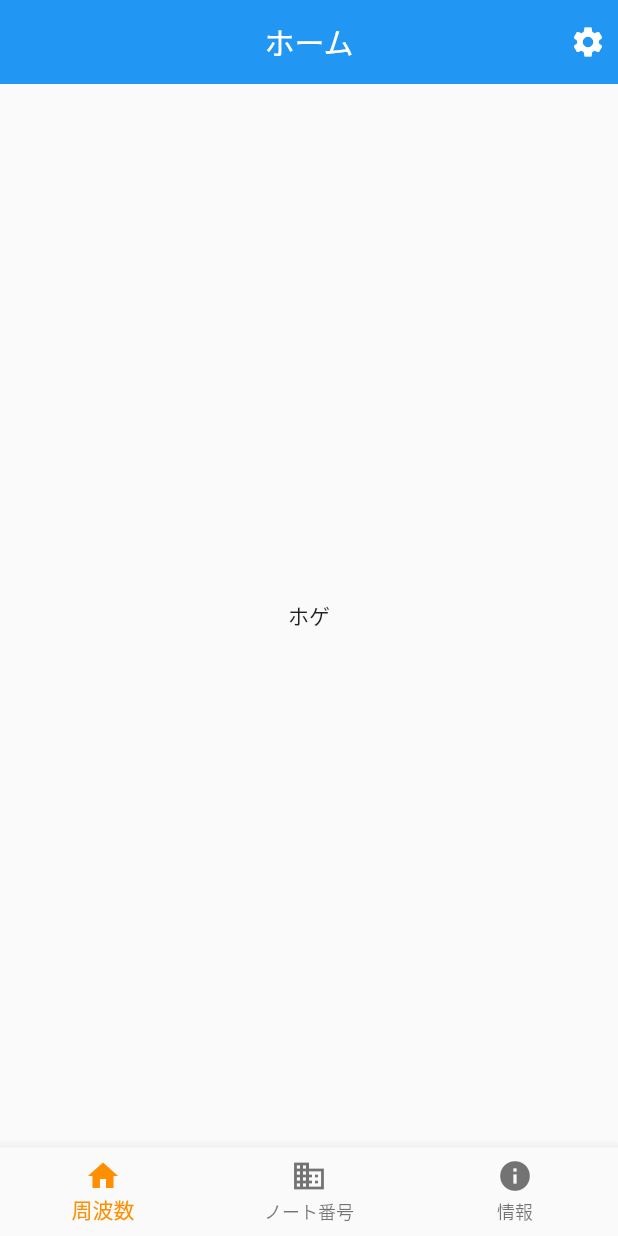
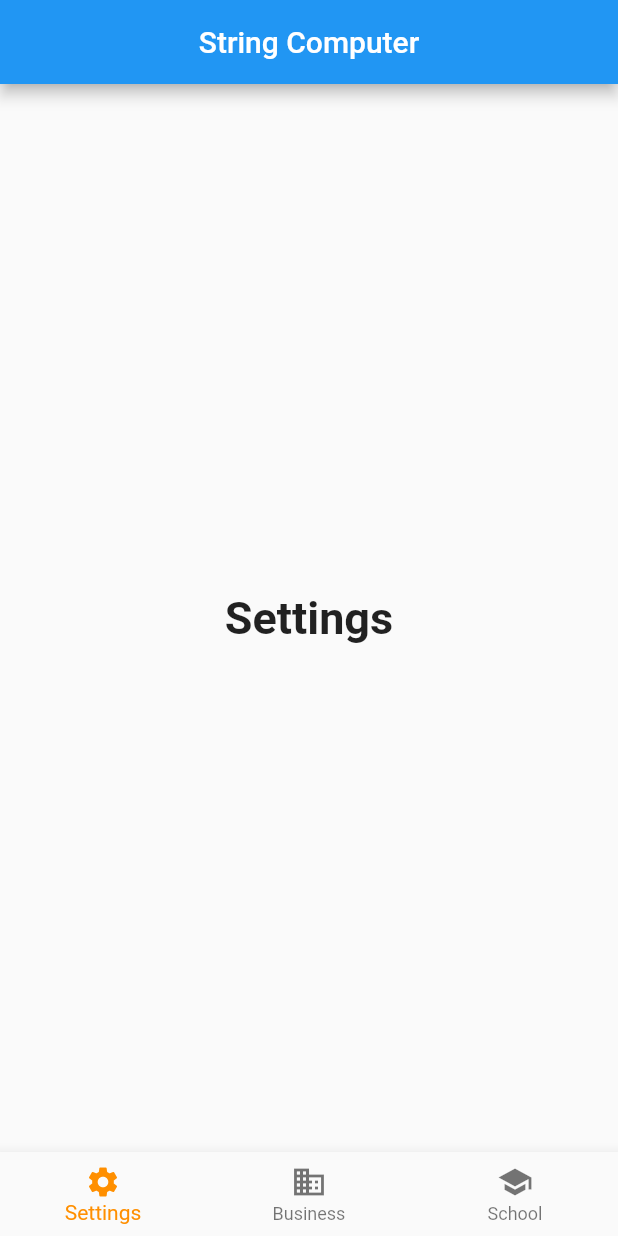
Before and after one commit to GRGSIBERIA/flutter-midi-note-app, a Flutter app: the screen it shows after launch, on a phone screen of 412 x 824 dp. Run offline on Flutter 3.47's test engine with Material 2 defaults, Android fonts, the phone set to English and light mode, and no system bars.

Commit message:
サンプルベースで実装し直す

```diff
--- a/midi_note_app/lib/header.dart
+++ /dev/null
@@ -1,21 +0,0 @@
-import 'package:flutter/material.dart';
-
-class Header extends StatelessWidget with PreferredSizeWidget
-{
-	@override
-	Size get preferredSize => Size.fromHeight(kToolbarHeight);
-
-	@override
-	Widget build(BuildContext context)
-	{
-		return AppBar(
-			actions: [
-				Padding(padding: const EdgeInsets.all(8.0),
-				child: Icon(Icons.settings))
-			],
-			title: Text("ホーム"),
-			centerTitle: true,
-			elevation: 0.0,
-		);
-	}
-}
--- a/midi_note_app/lib/main.dart
+++ b/midi_note_app/lib/main.dart
@@ -1,22 +1,17 @@
 import 'package:flutter/material.dart';
-import 'header.dart';
-import 'navigation.dart';
+import 'stateful.dart';
 
-void main() {
-	runApp(MyApp());
-}
+void main() => runApp(MyApp());
 
-class MyApp extends StatelessWidget
-{
+/// This Widget is the main application widget.
+class MyApp extends StatelessWidget {
+  static const String _title = 'String Computer';
+
   @override
   Widget build(BuildContext context) {
     return MaterialApp(
-			debugShowCheckedModeBanner: false,
-			home: Scaffold(
-				appBar: Header(),
-				body: Center(child: Text("ホゲ")),
-				bottomNavigationBar: Navigation(),
-			)
+      title: _title,
+      home: MyStatefulWidget(),
     );
   }
 }
--- a/midi_note_app/lib/navigation.dart
+++ /dev/null
@@ -1,58 +0,0 @@
-import 'package:flutter/material.dart';
-
-class Navigation extends StatefulWidget
-{
-  const Navigation();
-
-  @override
-  _Navigation createState() => _Navigation();
-}
-
-class _Navigation extends State
-{
-  int _selectedIndex = 0;
-  static const TextStyle optionStyle = TextStyle(fontSize: 30, fontWeight: FontWeight.bold);
-  static const List<Widget> _widgetOptions = <Widget>[
-    Text(
-      'Index 0: Home',
-      style: optionStyle,
-    ),
-    Text(
-      'Index 1: Business',
-      style: optionStyle,
-    ),
-    Text(
-      'Index 2: School',
-      style: optionStyle,
-    ),
-  ];
-
-  void _onItemTapped(int index) {
-    setState(() {
-      _selectedIndex = index;
-    });
-  }
-
-  @override
-  Widget build(BuildContext context) {
-    return BottomNavigationBar(
-      items: const <BottomNavigationBarItem>[
-        BottomNavigationBarItem(
-          icon: Icon(Icons.home),
-          title: Text('周波数'),
-        ),
-        BottomNavigationBarItem(
-          icon: Icon(Icons.business),
-          title: Text('ノート番号'),
-        ),
-        BottomNavigationBarItem(
-          icon: Icon(Icons.info),
-          title: Text('情報'),
-        ),
-      ],
-      currentIndex: _selectedIndex,
-      selectedItemColor: Colors.amber[800],
-      onTap: _onItemTapped,
-    );
-  }
-}
--- /dev/null
+++ b/midi_note_app/lib/stateful.dart
@@ -0,0 +1,68 @@
+import 'package:flutter/material.dart';
+
+
+class MyStatefulWidget extends StatefulWidget {
+  MyStatefulWidget({Key key}) : super(key: key);
+
+  @override
+  _MyStatefulWidgetState createState() => _MyStatefulWidgetState();
+}
+
+class _MyStatefulWidgetState extends State<MyStatefulWidget> {
+  int _selectedIndex = 0;
+
+  static const TextStyle optionStyle =
+      TextStyle(fontSize: 30, fontWeight: FontWeight.bold);
+
+  static const List<Widget> _widgetOptions = <Widget>[
+    Text(
+      'Settings',
+      style: optionStyle,
+    ),
+    Text(
+      'Index 1: Business',
+      style: optionStyle,
+    ),
+    Text(
+      'Index 2: School',
+      style: optionStyle,
+    ),
+  ];
+
+  void _onItemTapped(int index) {
+    setState(() {
+      _selectedIndex = index;
+    });
+  }
+
+  @override
+  Widget build(BuildContext context) {
+    return Scaffold(
+      appBar: AppBar(
+        title: Center(child: const Text('String Computer')),
+      ),
+      body: Center(
+        child: _widgetOptions.elementAt(_selectedIndex),
+      ),
+      bottomNavigationBar: BottomNavigationBar(
+        items: const <BottomNavigationBarItem>[
+          BottomNavigationBarItem(
+            icon: Icon(Icons.settings),
+            title: Text('Settings'),
+          ),
+          BottomNavigationBarItem(
+            icon: Icon(Icons.business),
+            title: Text('Business'),
+          ),
+          BottomNavigationBarItem(
+            icon: Icon(Icons.school),
+            title: Text('School'),
+          ),
+        ],
+        currentIndex: _selectedIndex,
+        selectedItemColor: Colors.amber[800],
+        onTap: _onItemTapped,
+      ),
+    );
+  }
+}
```
Lines whose indentation alone changed are shown as unchanged.
